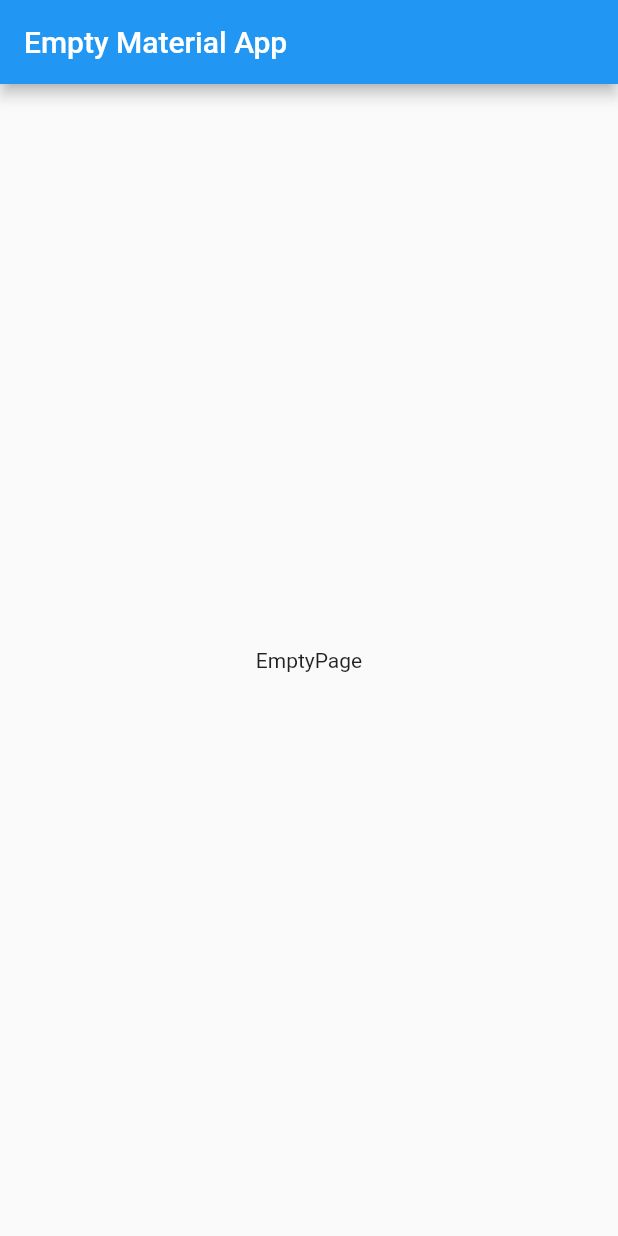
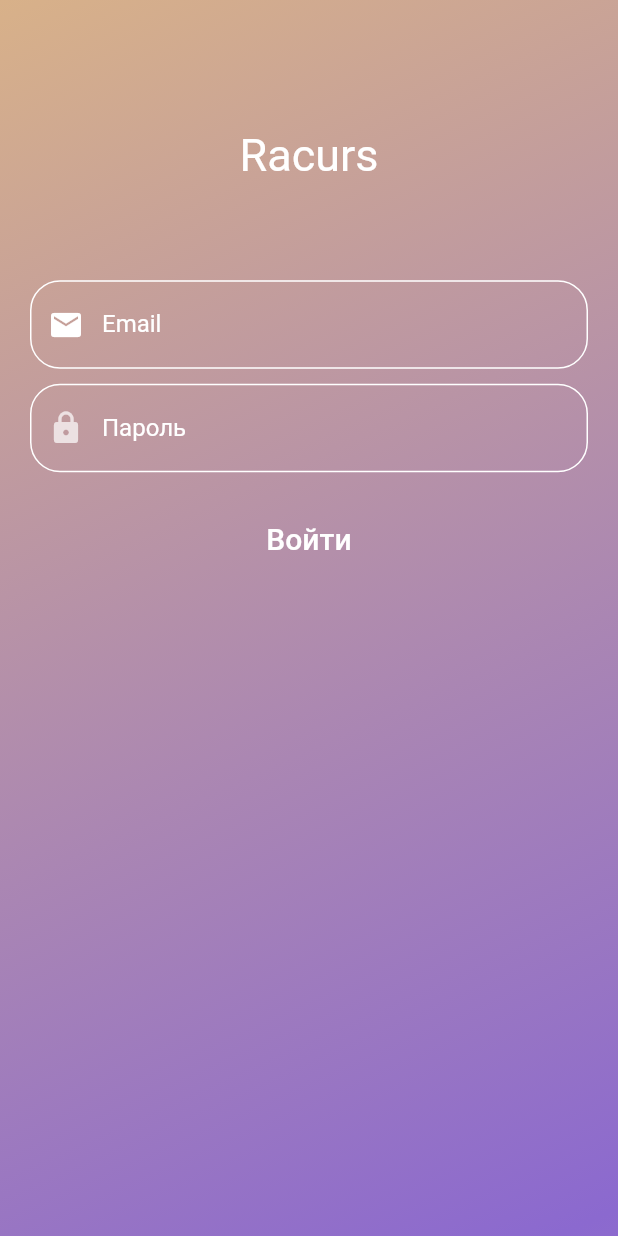
Before and after one commit to zirg41/racurs_app, a Flutter app: the screen it shows after launch, on a phone screen of 412 x 824 dp. Run offline on Flutter 3.47's test engine with Material 2 defaults, Android fonts, the phone set to English and light mode, and no system bars; our stand-ins replace bloc, dartz, flutter_bloc, freezed_annotation, get_it, injectable and 1 more.

Commit message:
SignInFormPage added (not finished)

```diff
--- a/lib/main.dart
+++ b/lib/main.dart
@@ -1,7 +1,10 @@
+import 'package:default_flutter_app/injection.dart';
 import 'package:flutter/material.dart';
+import 'package:injectable/injectable.dart';
 
 import 'presentation/core/root_app_widget.dart';
 
 void main() {
+  configureInjection(Environment.prod);
   runApp(RacursApp());
 }
--- a/lib/presentation/core/root_app_widget.dart
+++ b/lib/presentation/core/root_app_widget.dart
@@ -1,3 +1,4 @@
+import 'package:default_flutter_app/presentation/sign_in/sign_in_page.dart';
 import 'package:flutter/material.dart';
 
 class RacursApp extends StatelessWidget {
@@ -7,14 +8,7 @@ class RacursApp extends StatelessWidget {
   Widget build(BuildContext context) {
     return MaterialApp(
       title: 'Material App',
-      home: Scaffold(
-        appBar: AppBar(
-          title: const Text('Empty Material App'),
-        ),
-        body: const Center(
-          child: Text('EmptyPage'),
-        ),
-      ),
+      home: SignInPage(),
     );
   }
 }
--- /dev/null
+++ b/lib/presentation/sign_in/messages.dart
@@ -0,0 +1,6 @@
+// ignore_for_file: constant_identifier_names
+
+const String INVALID_EMAIL = 'Неверный email';
+const String PASSWORD = 'Пароль';
+const String SHORT_PASSWORD = 'Пароль должен содержать больше 6-ти символов';
+const String SIGN_IN = 'Войти';
--- /dev/null
+++ b/lib/presentation/sign_in/sign_in_page.dart
@@ -0,0 +1,20 @@
+import 'package:flutter/material.dart';
+import 'package:flutter_bloc/flutter_bloc.dart';
+
+import '../../application/auth/sign_in_form/sign_in_form_bloc.dart';
+import '../../injection.dart';
+import 'widgets/sign_in_form.dart';
+
+class SignInPage extends StatelessWidget {
+  const SignInPage({Key? key}) : super(key: key);
+
+  @override
+  Widget build(BuildContext context) {
+    return Scaffold(
+      body: BlocProvider<SignInFormBloc>(
+        create: (context) => getIt<SignInFormBloc>(),
+        child: const SignInForm(),
+      ),
+    );
+  }
+}
--- /dev/null
+++ b/lib/presentation/sign_in/widgets/background.dart
@@ -0,0 +1,23 @@
+import 'package:flutter/material.dart';
+
+class SignInBackground extends StatelessWidget {
+  const SignInBackground({Key? key}) : super(key: key);
+
+  @override
+  Widget build(BuildContext context) {
+    return Container(
+      decoration: const BoxDecoration(
+        color: Colors.deepPurple,
+        gradient: LinearGradient(
+          begin: Alignment.topLeft,
+          end: Alignment(0.8, 1),
+          colors: <Color>[
+            Color.fromARGB(255, 216, 177, 137),
+            Color.fromARGB(255, 139, 105, 207),
+          ],
+          tileMode: TileMode.mirror,
+        ),
+      ),
+    );
+  }
+}
--- /dev/null
+++ b/lib/presentation/sign_in/widgets/sign_in_form.dart
@@ -0,0 +1,149 @@
+import 'package:flutter/material.dart';
+import 'package:flutter_bloc/flutter_bloc.dart';
+
+import '../../../application/auth/sign_in_form/sign_in_form_bloc.dart';
+import '../messages.dart';
+import 'background.dart';
+
+class SignInForm extends StatelessWidget {
+  const SignInForm({Key? key}) : super(key: key);
+
+  @override
+  Widget build(BuildContext context) {
+    final screenHeight = MediaQuery.of(context).size.height;
+    final contextTheme = Theme.of(context);
+
+    final focusedBorder = OutlineInputBorder(
+      borderRadius: BorderRadius.circular(20),
+      borderSide: const BorderSide(
+        color: Color.fromARGB(255, 49, 31, 203),
+        width: 1.0,
+      ),
+    );
+    final enabledBorder = OutlineInputBorder(
+      borderRadius: BorderRadius.circular(20),
+      borderSide: const BorderSide(
+        color: Colors.white,
+        width: 1.0,
+      ),
+    );
+    final errorBorder = OutlineInputBorder(
+      borderRadius: BorderRadius.circular(20),
+      // borderSide: const BorderSide(
+      //   color: Colors.white,
+      //   width: 1.0,
+      // ),
+    );
+
+    return BlocConsumer<SignInFormBloc, SignInFormState>(
+      listener: (context, state) {
+        // TODO: implement listener
+      },
+      builder: (context, state) {
+        return Stack(
+          children: [
+            const SignInBackground(),
+            Center(
+              child: Form(
+                autovalidateMode: state.validateMode,
+                child: Padding(
+                  padding: const EdgeInsets.all(20.0),
+                  child: ListView(
+                    children: [
+                      SizedBox(height: screenHeight * 0.08),
+                      const Text(
+                        'Racurs',
+                        textAlign: TextAlign.center,
+                        style: TextStyle(fontSize: 30, color: Colors.white),
+                      ),
+                      SizedBox(height: screenHeight * 0.08),
+                      TextFormField(
+                        //* EMAIL FIELD
+                        style: const TextStyle(color: Colors.white),
+
+                        decoration: InputDecoration(
+                          prefixIcon: const Icon(
+                            Icons.email,
+                            color: Colors.white,
+                          ),
+                          labelText: 'Email',
+                          // TODO Use themeData
+                          labelStyle: const TextStyle(color: Colors.white),
+
+                          enabledBorder: enabledBorder,
+                          focusedBorder: focusedBorder,
+                          errorBorder: errorBorder,
+                          border: enabledBorder,
+                        ),
+                        autocorrect: false,
+                        onChanged: (value) {
+                          context
+                              .read<SignInFormBloc>()
+                              .add(SignInFormEvent.emailChanged(value));
+                        },
+                        validator: (_) => context
+                            .read<SignInFormBloc>()
+                            .state
+                            .email
+                            .value
+                            .fold(
+                              (f) => f.maybeMap(
+                                  orElse: () => null,
+                                  invalidEmail: (_) => INVALID_EMAIL),
+                              (_) => null,
+                            ),
+                      ),
+                      const SizedBox(height: 10),
+                      TextFormField(
+                        style: const TextStyle(color: Colors.white),
+                        decoration: InputDecoration(
+                          prefixIcon: const Icon(
+                            Icons.lock,
+                            color: Colors.white70,
+                          ),
+                          labelText: PASSWORD,
+                          labelStyle: const TextStyle(color: Colors.white),
+                          enabledBorder: enabledBorder,
+                          focusedBorder: focusedBorder,
+                          errorBorder: errorBorder,
+                        ),
+                        obscureText: true,
+                        autocorrect: false,
+                        onChanged: (value) {
+                          context
+                              .read<SignInFormBloc>()
+                              .add(SignInFormEvent.passwordChanged(value));
+                        },
+                        validator: (_) => context
+                            .read<SignInFormBloc>()
+                            .state
+                            .password
+                            .value
+                            .fold(
+                              (f) => f.maybeMap(
+                                orElse: () => null,
+                                shortPassword: (_) => SHORT_PASSWORD,
+                              ),
+                              (_) => null,
+                            ),
+                      ),
+                      const SizedBox(height: 20),
+                      TextButton(
+                        onPressed: () {},
+                        style: contextTheme.textButtonTheme.style,
+                        child: const Text(
+                          SIGN_IN,
+                          style: TextStyle(color: Colors.white, fontSize: 20),
+                        ),
+                      ),
+                    ],
+                  ),
+                ),
+              ),
+            ),
+          ],
+        );
+      },
+    );
+  }
+}
```
Also changed, not shown: lib/injection.config.dart.
